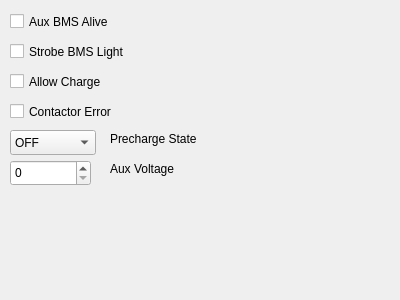
Before: the Qt Designer form src/UILayer/Packet/AuxBmsTab.ui in UCSolarCarTeam/Epsilon-Telemetry-Test-Tool, drawn with Qt 5.
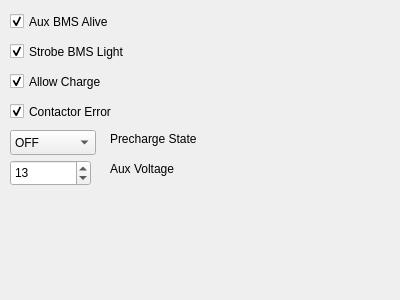
After: the same form once the commit is applied.

```diff
--- a/src/UILayer/Packet/AuxBmsTab.ui
+++ b/src/UILayer/Packet/AuxBmsTab.ui
@@ -25,6 +25,9 @@
    <property name="text">
     <string>Contactor Error</string>
    </property>
+   <property name="checked">
+    <bool>true</bool>
+   </property>
   </widget>
   <widget class="QCheckBox" name="allowCharge">
    <property name="geometry">
@@ -38,6 +41,9 @@
    <property name="text">
     <string>Allow Charge</string>
    </property>
+   <property name="checked">
+    <bool>true</bool>
+   </property>
   </widget>
   <widget class="QCheckBox" name="auxBmsAlive">
    <property name="geometry">
@@ -51,6 +57,9 @@
    <property name="text">
     <string>Aux BMS Alive</string>
    </property>
+   <property name="checked">
+    <bool>true</bool>
+   </property>
   </widget>
   <widget class="QCheckBox" name="strobeBmsLight">
    <property name="geometry">
@@ -64,6 +73,9 @@
    <property name="text">
     <string>Strobe BMS Light</string>
    </property>
+   <property name="checked">
+    <bool>true</bool>
+   </property>
   </widget>
   <widget class="QSpinBox" name="auxVoltage">
    <property name="geometry">
@@ -74,6 +86,9 @@
      <height>26</height>
     </rect>
    </property>
+   <property name="value">
+    <number>13</number>
+   </property>
   </widget>
   <widget class="QLabel" name="label">
    <property name="geometry">
```
